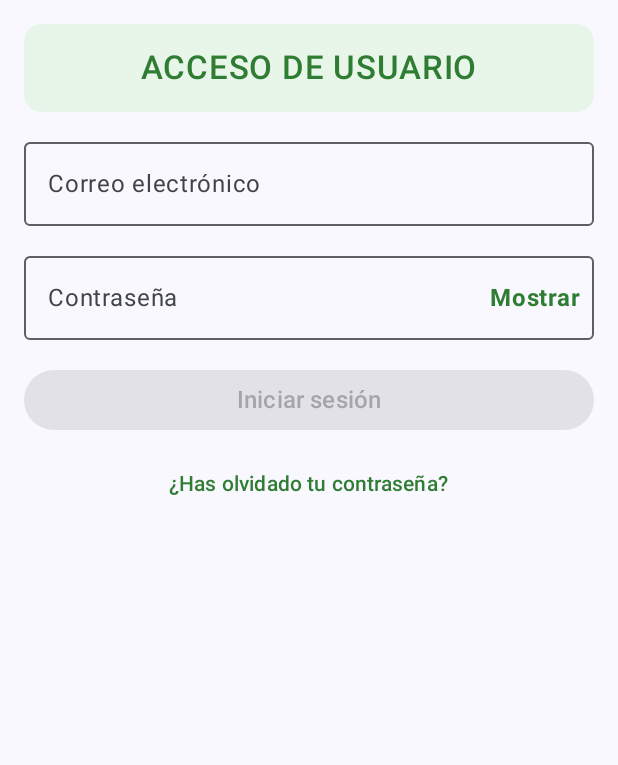
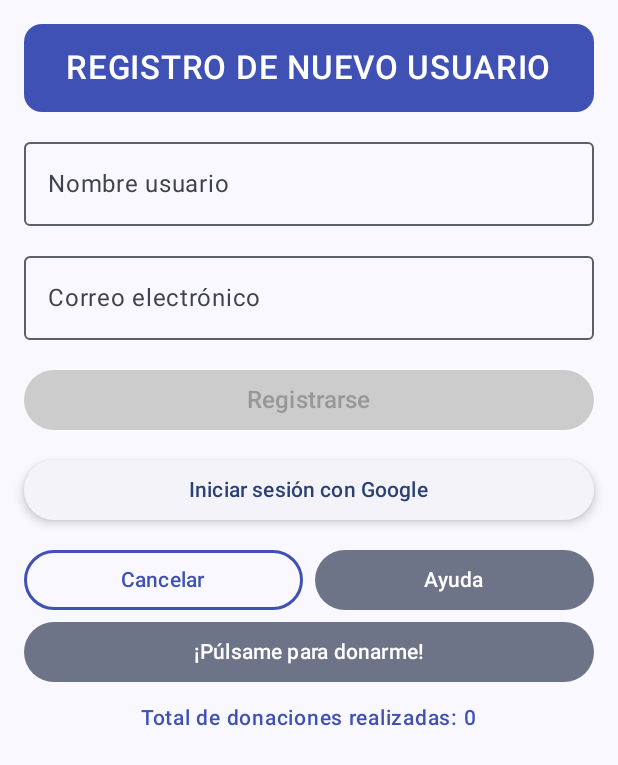
Before and after one commit to javierRod-123/DAM2, an Android app built with Jetpack Compose: the screen it shows after launch (MainActivity), on a phone screen of 412 x 824 dp. Shown: the top 765 px of the screen. Run offline under Robolectric (Android 15) with nearby library versions, the phone set to English and light mode, and no system bars.

Commit message:
estudios android

```diff
--- a/Moviles/app/src/main/java/com/example/personaappy/MainActivity.kt
+++ b/Moviles/app/src/main/java/com/example/personaappy/MainActivity.kt
@@ -12,6 +12,7 @@ import androidx.compose.ui.Modifier
 import androidx.compose.ui.draw.blur
 import androidx.compose.ui.tooling.preview.Preview
 import com.example.personaappy.tema1.LoginScreen
+import com.example.personaappy.tema1.RegisterScreen
 import com.example.personaappy.ui.theme.MyApplicationTheme
 import tema1.FichaPedidoScreen
 
@@ -21,8 +22,14 @@ class MainActivity : ComponentActivity() {
         enableEdgeToEdge()
         setContent {
             MyApplicationTheme {
+//                Scaffold(modifier = Modifier.fillMaxSize()) { innerPadding ->
+//                    LoginScreen(
+//                        modifier = Modifier.padding(innerPadding)
+//                    )
+//                }
+
                 Scaffold(modifier = Modifier.fillMaxSize()) { innerPadding ->
-                    LoginScreen(
+                    RegisterScreen(
                         modifier = Modifier.padding(innerPadding)
                     )
                 }
--- /dev/null
+++ b/Moviles/app/src/main/java/com/example/personaappy/tema1/Perfil.kt
@@ -0,0 +1,180 @@
+package com.example.personaappy.tema1
+
+
+import androidx.compose.foundation.BorderStroke
+import androidx.compose.foundation.background
+import androidx.compose.foundation.layout.Arrangement
+import androidx.compose.foundation.layout.Box
+import androidx.compose.foundation.layout.Column
+import androidx.compose.foundation.layout.Row
+import androidx.compose.foundation.layout.Spacer
+import androidx.compose.foundation.layout.fillMaxSize
+import androidx.compose.foundation.layout.fillMaxWidth
+import androidx.compose.foundation.layout.height
+import androidx.compose.foundation.layout.padding
+import androidx.compose.foundation.shape.RoundedCornerShape
+import androidx.compose.foundation.text.KeyboardOptions
+import androidx.compose.material3.Button
+import androidx.compose.material3.ButtonDefaults
+import androidx.compose.material3.ElevatedButton
+import androidx.compose.material3.FilledTonalButton
+import androidx.compose.material3.OutlinedButton
+import androidx.compose.material3.OutlinedTextField
+import androidx.compose.material3.Text
+import androidx.compose.runtime.Composable
+import androidx.compose.runtime.getValue
+import androidx.compose.runtime.mutableIntStateOf
+import androidx.compose.runtime.mutableStateOf
+import androidx.compose.runtime.remember
+import androidx.compose.runtime.saveable.rememberSaveable
+import androidx.compose.runtime.setValue
+import androidx.compose.ui.Alignment
+import androidx.compose.ui.Modifier
+import androidx.compose.ui.graphics.Color
+import androidx.compose.ui.text.font.FontWeight
+import androidx.compose.ui.text.input.KeyboardType
+import androidx.compose.ui.unit.dp
+import androidx.compose.ui.unit.sp
+
+@Composable
+fun RegisterScreen(modifier: Modifier = Modifier){
+
+    var nombre by rememberSaveable { mutableStateOf("") }
+    var correo by rememberSaveable { mutableStateOf("") }
+    var contadorClicks by rememberSaveable { mutableIntStateOf(0) }
+
+    Column(
+        modifier =  modifier
+            .fillMaxSize()
+            .padding(16.dp)
+    ) {
+        Box(
+            modifier = Modifier
+                .fillMaxWidth()
+                .background(
+                    color = Color(0xFF3F51B5),
+                    shape = RoundedCornerShape(12.dp)
+                )
+                .padding(16.dp),
+                contentAlignment = Alignment.Center
+        ) {
+            Text(
+                text = "REGISTRO DE NUEVO USUARIO",
+                color = Color.White,
+                fontSize = 22.sp,
+                fontWeight = FontWeight.SemiBold
+            )
+        }
+
+        Spacer(modifier = Modifier.height(12.dp))
+
+        OutlinedTextField(
+            value = nombre,
+            onValueChange = {nombre = it},
+            modifier = Modifier.fillMaxWidth(),
+            label = {Text("Nombre usuario")},
+            placeholder = {Text("Introduce tu nombre")}
+        )
+
+        Spacer(modifier = Modifier.height(12.dp))
+
+        OutlinedTextField(
+            value = correo,
+            onValueChange = {correo = it},
+            modifier = Modifier.fillMaxWidth(),
+            label = {Text("Correo electrónico")},
+            placeholder = {Text("Introduce tu correo electrónico")},
+            keyboardOptions = KeyboardOptions(keyboardType = KeyboardType.Email)
+        )
+
+        Spacer(modifier = Modifier.height(16.dp))
+
+        Button(onClick = {
+        },
+           modifier = Modifier.fillMaxWidth(),
+            shape = RoundedCornerShape(100),
+            enabled = nombre.isNotBlank() && correo.isNotBlank(),
+            colors = ButtonDefaults.buttonColors(
+                containerColor = Color(0xFF3F51B5),
+                disabledContainerColor = Color.LightGray
+            )
+            ) {
+            Text(
+                text = "Registrarse",
+                fontSize = 16.sp
+            )
+        }
+
+        Spacer(modifier = Modifier.height(12.dp))
+
+        ElevatedButton(
+            onClick = {   },
+            modifier = Modifier.fillMaxWidth(),
+            shape = RoundedCornerShape(100),
+            elevation = ButtonDefaults.elevatedButtonElevation(
+                defaultElevation = 4.dp,
+                pressedElevation = 12.dp
+            )
+        ) {
+            Text(text = "Iniciar sesión con Google")
+        }
+
+        Spacer(modifier = Modifier.height(12.dp))
+
+        Row(
+            modifier = Modifier.fillMaxWidth(),
+            horizontalArrangement = Arrangement.spacedBy(8.dp)
+        ) {
+            OutlinedButton(
+                onClick = { },
+                modifier = Modifier.weight(1f),
+                shape = RoundedCornerShape(100),
+                border = BorderStroke(1.5.dp, Color(0xFF3F51B5)),
+                colors = ButtonDefaults.outlinedButtonColors(
+                    contentColor = Color(0xFF3F51B5)
+                )
+            ) {
+                Text(text = "Cancelar")
+            }
+
+            FilledTonalButton(
+                onClick = { },
+                modifier = Modifier.weight(1f),
+                shape = RoundedCornerShape(100)
+            ) {
+                Text(text = "Ayuda")
+            }
+
+        }
+
+            FilledTonalButton(
+                onClick = { contadorClicks++},
+                modifier = Modifier.fillMaxWidth(),
+                shape = RoundedCornerShape(100)
+            ) {
+                Text(text = "¡Púlsame para donarme!")
+            }
+
+            Spacer(modifier = Modifier.height(8.dp))
+
+            Text(
+                text = "Total de donaciones realizadas: $contadorClicks",
+                fontSize = 14.sp,
+                fontWeight = FontWeight.SemiBold,
+                color = Color(0xFF3F51B5),
+                modifier = Modifier.align(Alignment.CenterHorizontally)
+            )
+
+        if (nombre.isNotBlank()){
+            Spacer(modifier = Modifier.height(16.dp))
+            Text(
+                text = "¡Hola, $nombre! Ya casi estamos.",
+                fontSize = 14.sp,
+                color = Color.DarkGray,
+                modifier = Modifier.align(Alignment.CenterHorizontally)
+            )
+        }
+    }
+
+
+}
--- a/Moviles/app/src/main/java/com/example/personaappy/tema1/sesion.kt
+++ b/Moviles/app/src/main/java/com/example/personaappy/tema1/sesion.kt
@@ -9,10 +9,8 @@ import androidx.compose.foundation.layout.fillMaxSize
 import androidx.compose.foundation.layout.fillMaxWidth
 import androidx.compose.foundation.layout.height
 import androidx.compose.foundation.layout.padding
-import androidx.compose.foundation.layout.width
 import androidx.compose.foundation.shape.RoundedCornerShape
 import androidx.compose.material3.Button
-import androidx.compose.material3.IconButton
 import androidx.compose.material3.OutlinedTextField
 import androidx.compose.material3.Text
 import androidx.compose.material3.TextButton
@@ -20,6 +18,7 @@ import androidx.compose.runtime.Composable
 import androidx.compose.runtime.getValue
 import androidx.compose.runtime.mutableStateOf
 import androidx.compose.runtime.remember
+import androidx.compose.runtime.saveable.rememberSaveable
 import androidx.compose.runtime.setValue
 import androidx.compose.ui.Alignment
 import androidx.compose.ui.Modifier
@@ -33,9 +32,9 @@ import androidx.compose.ui.unit.sp
 @Composable
 fun LoginScreen(modifier: Modifier = Modifier){
 
-    var correo by remember { mutableStateOf("") }
-    var password by remember { mutableStateOf("") }
-    var ocultarPass by remember { mutableStateOf(true) }
+    var correo by rememberSaveable { mutableStateOf("") }
+    var password by rememberSaveable { mutableStateOf("") }
+    var ocultarPass by rememberSaveable { mutableStateOf(true) }
 
     Column(
         modifier =  modifier
```
